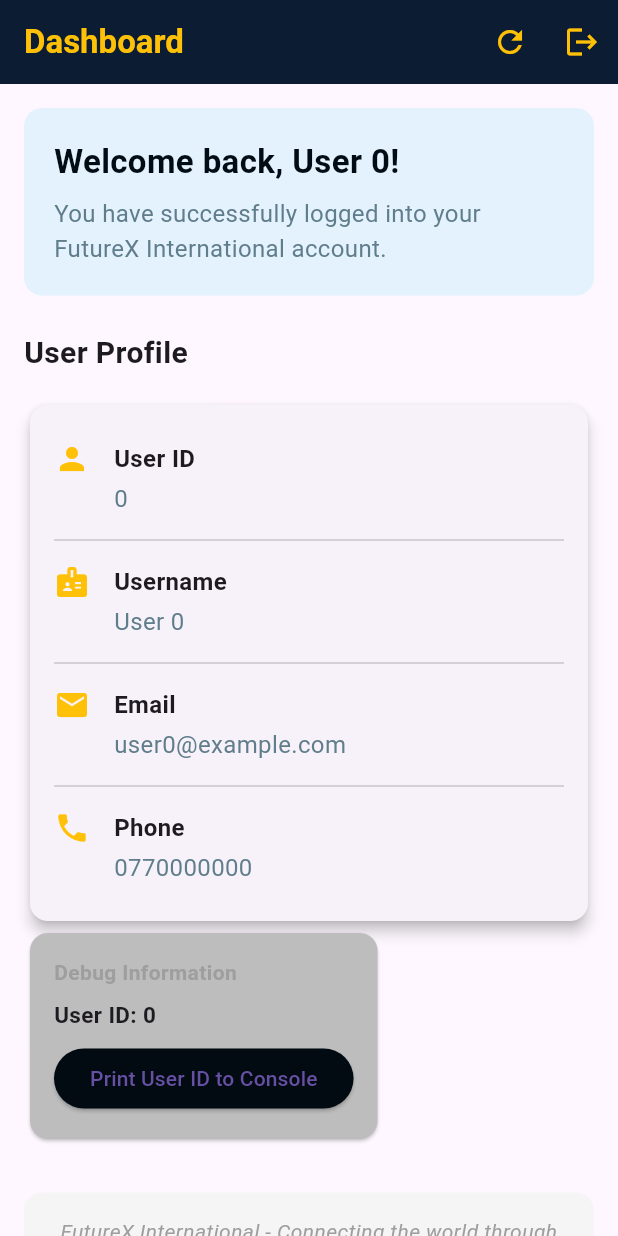
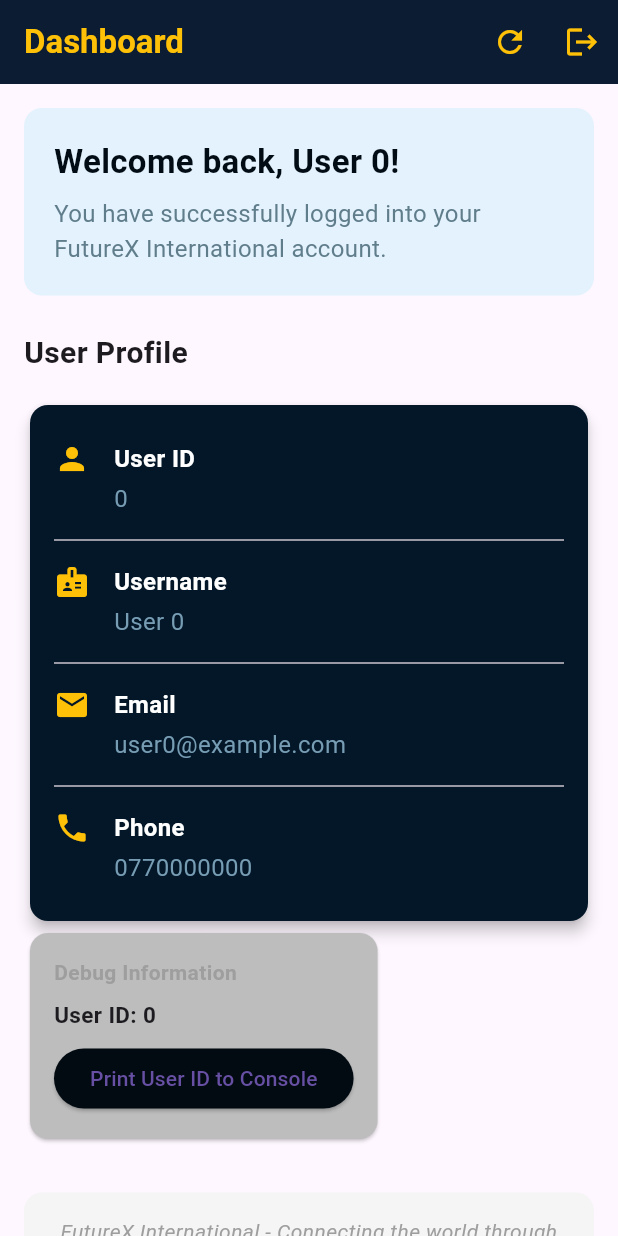
Before and after one commit to CpoohZchala/FutureX-International-Task, a Flutter app: the DashboardScreen screen opened directly with empty values, on a phone screen of 412 x 824 dp. Run offline on Flutter 3.47's test engine with Material 3 defaults, Android fonts, the phone set to English and light mode, and no system bars; our stand-ins replace shared_preferences; accounts and stored records are empty; network calls fail.

Commit message:
updated dashboard screen ui view

```diff
--- a/lib/screens/dashboard_screen.dart
+++ b/lib/screens/dashboard_screen.dart
@@ -48,14 +48,11 @@ class _DashboardScreenState extends State<DashboardScreen> {
       return;
     }
 
-    // If not in local storage, try to fetch from API
     try {
-      // In a real app, we would call an API endpoint to get user details
-      // For this demo, we'll simulate an API call with a delay
+
       await Future.delayed(const Duration(seconds: 1));
 
-      // Simulated API response - in production, replace with actual API call
-      // For example: final response = await ApiService.getUserDetails(widget.userId);
+
       setState(() {
         _userData = {
           'userid': widget.userId,
@@ -197,8 +194,10 @@ class _DashboardScreenState extends State<DashboardScreen> {
                       const SizedBox(height: 16),
 
                       // User Info Card
+
                         Card(
                           elevation: 4,
+                          color: const Color.fromARGB(255, 3, 23, 40), // Light blue background
                           shape: RoundedRectangleBorder(
                             borderRadius: BorderRadius.circular(12),
                           ),
@@ -313,6 +312,7 @@ class _DashboardScreenState extends State<DashboardScreen> {
                 Text(
                   label,
                   style: const TextStyle(
+                    color:Colors.white,
                     fontWeight: FontWeight.bold,
                     fontSize: 16,
                   ),
@@ -322,7 +322,7 @@ class _DashboardScreenState extends State<DashboardScreen> {
                   value,
                   style: const TextStyle(
                     fontSize: 16,
-                    color: Colors.blueGrey,
+                    color: Color.fromARGB(255, 119, 157, 180),
                   ),
                 ),
               ],
@@ -351,7 +351,7 @@ class _DashboardScreenState extends State<DashboardScreen> {
           padding: const EdgeInsets.all(16.0),
           child: Column(
             children: [
-              Icon(icon, size: 32, color: color),
+              Icon(icon, size: 30, color: color),
               const SizedBox(height: 8),
               Text(
                 title,
```
Also changed, not shown: lib/services/api_service.dart (+8 -3 lines), lib/utils/local_storage.dart (+0 -7 lines). Lines whose indentation alone changed are shown as unchanged.
